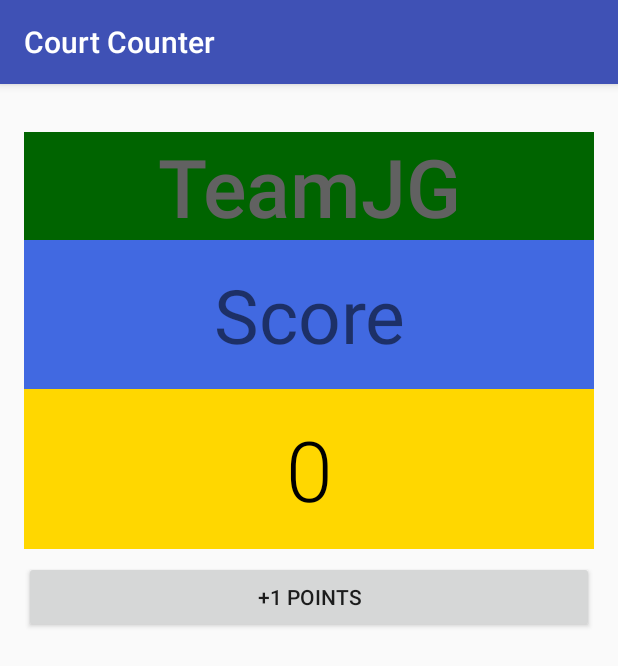
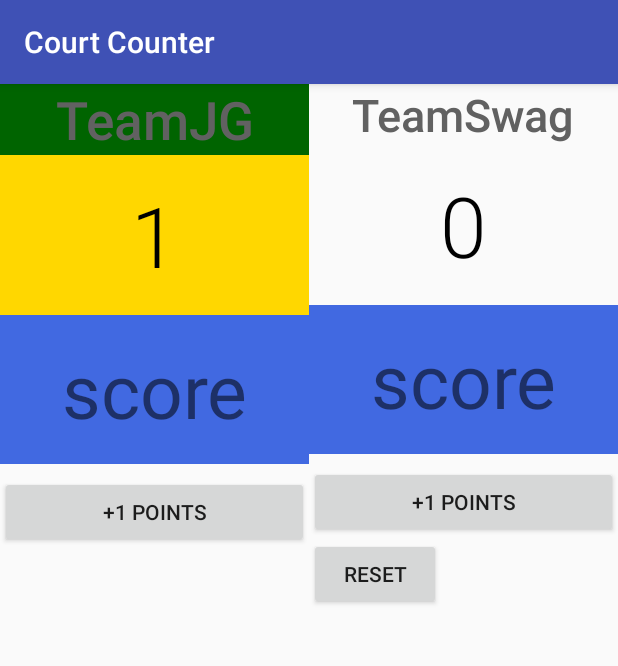
Before and after one commit to gassamaj/CourtCounter, an Android app: the screen it shows after launch (MainActivity), after a tap on "+1 POINTS", on a phone screen of 412 x 824 dp. Shown: the top 666 px of the screen. Run offline under Robolectric (Android 15) with nearby library versions, the phone set to English and light mode, and no system bars.

Commit message:
Milestone 5
I added a reset button

```diff
--- a/app/src/main/AndroidManifest.xml
+++ b/app/src/main/AndroidManifest.xml
@@ -1,6 +1,7 @@
 <?xml version="1.0" encoding="utf-8"?>
 <manifest xmlns:android="http://schemas.android.com/apk/res/android"
-    package="com.example.student.courtcounter" >
+    package="com.example.student.courtcounter">
+
 
     <application
         android:allowBackup="true"
--- a/app/src/main/java/com/example/student/courtcounter/MainActivity.java
+++ b/app/src/main/java/com/example/student/courtcounter/MainActivity.java
@@ -4,14 +4,98 @@ import android.support.v7.app.AppCompatActivity;
 
 import android.support.v7.app.AppCompatActivity;
 import android.os.Bundle;
+import android.view.View;
+import android.widget.TextView;
 
 public class MainActivity extends AppCompatActivity {
+
+    private int mScoreTeamJG = 0;
+    private int mScoreTeamSwag = 0;
+
 
     @Override
     protected void onCreate(Bundle savedInstanceState) {
         super.onCreate(savedInstanceState);
         setContentView(R.layout.activity_main);
-        if createConfigurationContext(checkCallingOrSelfPermission(x/1));
 
     }
+
+    /**
+     * Displays the given score for Team A
+     * @param score - given score for Team A to display
+     */
+    private void displayForTeamJG(int score){
+        TextView scoreTeamJG = (TextView) findViewById(R.id.txtVw_scoreTeamJG);
+        if(scoreTeamJG!=null)
+            scoreTeamJG.setText(String.valueOf(score));
 }
+
+    /**
+     * Displays the given score for Team B
+     * @param score - given score for Team A to display
+     */
+    private void displayForTeamSwag(int score){
+        TextView scoreTeamSwag = (TextView) findViewById(R.id.txtVw_scoreTeamSwag);
+        if(scoreTeamSwag!=null)
+            scoreTeamSwag.setText(String.valueOf(score));
+    }
+
+    /**
+     * Increases the score for Team A by 3 points.
+     */
+    public void addOneForTeamJG(View view) {
+        int step = 1;
+        mScoreTeamJG += step;
+        displayForTeamJG(mScoreTeamJG);
+    }
+
+    /**
+     * Increases the score for Team A by 2 points.
+     */
+    public void addOneForTeamSwag(View view) {
+        int step = 1;
+        mScoreTeamSwag += step;
+        displayForTeamSwag(mScoreTeamSwag);
+    }
+
+    /**
+     * Increases the score for Team A by 1 point.
+     */
+
+
+
+    /**
+     * Increases the score for Team A by 3 points.
+     */
+    public void addThreeFor(View view) {
+        int step = 1;
+        mScoreTeamSwag += step;
+        displayForTeamSwag(mScoreTeamSwag);
+    }
+
+    /**
+     * Increases the score for Team A by 2 points.
+     */
+    public void addoForTeamSwag(View view) {
+        int step = 2;
+        mScoreTeamSwag += step;
+        displayForTeamSwag(mScoreTeamSwag);
+    }
+
+    /**
+     * Increases the score for Team A by 1 point.
+     */
+
+
+
+    /**
+     * Resets all scores for Team A and Team B
+     */
+    public void resetScore(View view) {
+        mScoreTeamJG = 0;
+        mScoreTeamSwag = 0;
+
+        displayForTeamJG(mScoreTeamJG);
+        displayForTeamSwag(mScoreTeamSwag);
+    }
+}
--- a/app/src/main/res/layout/activity_main.xml
+++ b/app/src/main/res/layout/activity_main.xml
@@ -1,27 +1,17 @@
-<?xml version="1.0" encoding="utf-8"?>
-<RelativeLayout
+<LinearLayout
     xmlns:android="http://schemas.android.com/apk/res/android"
     xmlns:tools="http://schemas.android.com/tools"
     android:layout_width="match_parent"
     android:layout_height="match_parent"
-    android:paddingLeft="16dp"
-    android:paddingRight="16dp"
-    android:paddingTop="16dp"
-    android:paddingBottom="16dp"
+    android:orientation="horizontal"
     tools:context="com.example.student.courtcounter.MainActivity">
+
+
 
         <LinearLayout
             android:layout_width="match_parent"
+            android:layout_weight="1"
             android:layout_height="wrap_content"
-        android:layout_alignParentTop="true"
-        android:layout_centerHorizontal="true"
-        android:layout_marginTop="16dp"
-        android:orientation="horizontal">
-
-        <LinearLayout
-            android:layout_width="0dp"
-            android:layout_height="wrap_content"
-            android:layout_weight="1"
             android:orientation="vertical">
 
 
@@ -31,11 +21,30 @@
                 android:gravity="center"
                 android:textColor="#616161"
                 android:background="#006400"
-                android:textSize="54sp"
+                android:textSize="35sp"
                 android:fontFamily="sans-serif-medium"
                 android:text="TeamJG" />
+
+
+
+
+
             <TextView
-android:text="Score"
+                android:id="@+id/txtVw_scoreTeamJG"
+                android:layout_width="match_parent"
+                android:layout_height="wrap_content"
+                android:gravity="center"
+                android:paddingTop="16dp"
+                android:paddingBottom="16dp"
+                android:text="0"
+                android:textColor="#000000"
+                android:background="#FFD700"
+                android:textSize="56sp"
+                android:fontFamily="sans-serif-light"
+                />
+
+            <TextView
+                android:text="score"
                 android:layout_width="match_parent"
                 android:layout_height="wrap_content"
                 android:textSize="50sp"
@@ -44,26 +53,71 @@ android:paddingTop="16dp"
                 android:paddingBottom="16dp"
                 android:background="#4169e1"/>
 
+            <Button
+                android:layout_width="match_parent"
+                android:layout_height="wrap_content"
+                android:layout_marginTop="8dp"
+                android:text="+1 Points"
+                android:onClick="addOneForTeamJG"/>
+
+
+
+
+    </LinearLayout>
+    <LinearLayout
+        android:layout_width="match_parent"
+        android:layout_weight="1"
+        android:layout_height="wrap_content"
+        android:orientation="vertical">
+
+
+
         <TextView
-                android:id="@+id/txtVw_scoreTeamJG"
+            android:layout_width="match_parent"
+            android:layout_height="wrap_content"
+            android:gravity="center"
+            android:textColor="#616161"
+            android:textSize="30sp"
+            android:fontFamily="sans-serif-medium"
+            android:text="TeamSwag" />
+
+        <TextView
+            android:id="@+id/txtVw_scoreTeamSwag"
             android:layout_width="match_parent"
             android:layout_height="wrap_content"
             android:gravity="center"
             android:paddingTop="16dp"
             android:paddingBottom="16dp"
             android:textColor="#000000"
-                android:background="#FFD700"
             android:textSize="56sp"
-                android:fontFamily="sans-serif-light"
-                android:text="0" />
+            android:text ="0"
+            android:fontFamily="sans-serif-light"/>
+        <TextView
+            android:text="score"
+            android:layout_width="match_parent"
+            android:layout_height="wrap_content"
+            android:textSize="50sp"
+            android:gravity="center"
+            android:paddingTop="16dp"
+            android:paddingBottom="16dp"
+            android:background="#4169e1"/>
+
 
         <Button
             android:layout_width="match_parent"
             android:layout_height="wrap_content"
             android:layout_marginTop="8dp"
-                android:onClick="addOneForTeamJG"
+            android:onClick="addOneForTeamSwag"
             android:text="+1 Points" />
+
+        <Button
+            android:layout_width="wrap_content"
+            android:layout_height="wrap_content"
+            android:layout_alignParentBottom="true"
+            android:layout_centerHorizontal="true"
+            android:layout_marginBottom="32dp"
+            android:onClick="resetScore"
+            android:text="Reset" />
 
     </LinearLayout>
 </LinearLayout>
-</RelativeLayout>
```
Also changed, not shown: 2 other files. Lines whose indentation alone changed are shown as unchanged.
